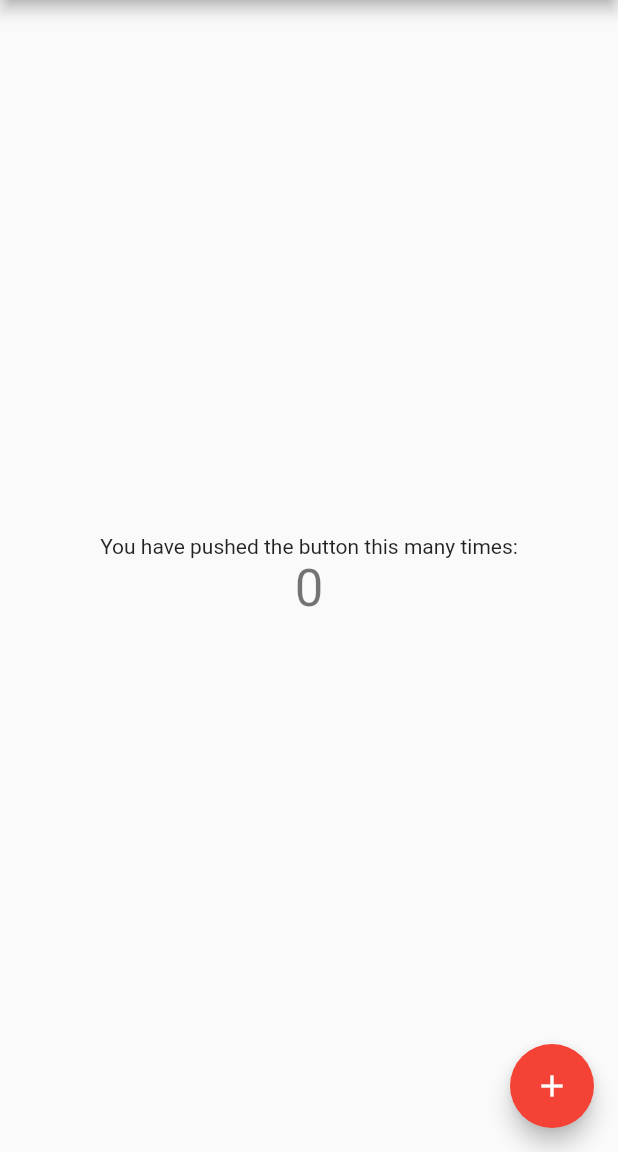
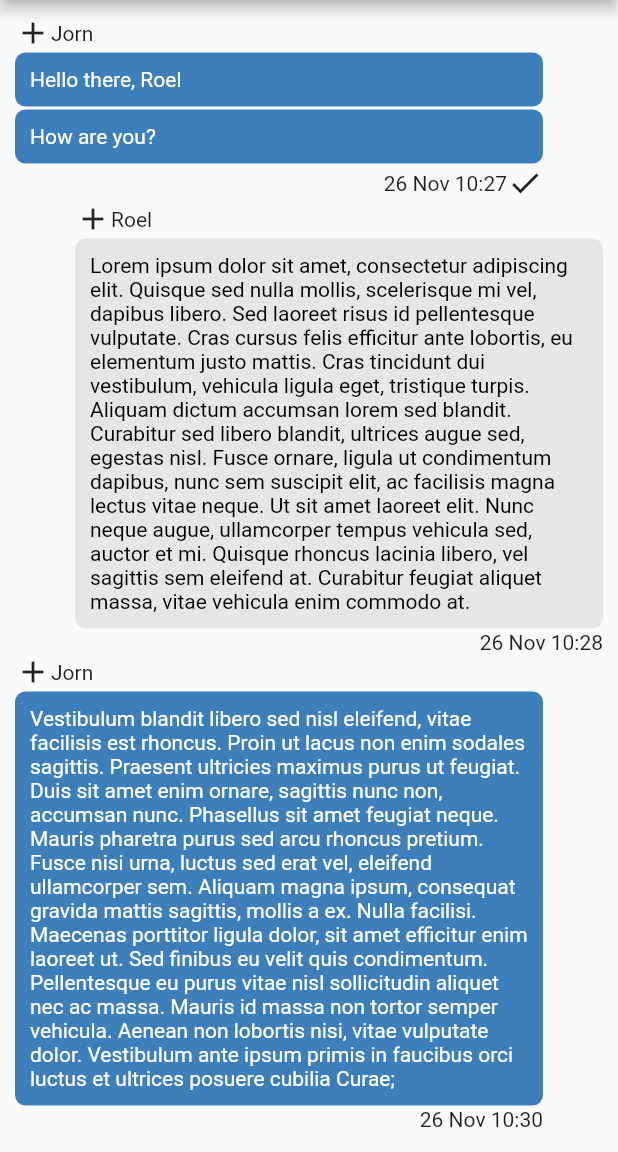
Before and after one commit to jorn86/worcade-flutter, a Flutter app: the screen it shows after launch, on a phone screen of 412 x 824 dp, the part 84-1236 px from its top. Run offline on Flutter 3.47's test engine with Material 2 defaults, Android fonts, the phone set to English and light mode, and no system bars.

Commit message:
Implement conversation content

```diff
--- a/analysis_options.yaml
+++ b/analysis_options.yaml
@@ -38,7 +38,6 @@ linter:
     - prefer_is_not_empty
     - recursive_getters
     - slash_for_doc_comments
-    - sort_constructors_first
     - super_goes_last
     - test_types_in_equals
     - throw_in_finally
--- /dev/null
+++ b/lib/content.dart
@@ -0,0 +1,45 @@
+import 'package:flutter/material.dart';
+import 'package:worcadeflutter/content_footer.dart';
+import 'package:worcadeflutter/message.dart';
+import 'package:worcadeflutter/sender.dart';
+
+const _left = EdgeInsets.only(left: 10, right: 50);
+const _right = EdgeInsets.only(left: 50, right: 10);
+
+class ContentWidget extends StatelessWidget {
+  final Content content;
+
+  const ContentWidget({
+    Key key,
+    this.content,
+  }) : super(key: key);
+
+  @override
+  Widget build(BuildContext context) {
+    return Container(
+      child: Column(
+        children: _children(),
+      ),
+      margin: content.mine ? _right : _left,
+    );
+  }
+
+  List<Widget> _children() {
+    var children = <Widget>[];
+    children.add(Sender(sourceName: content.sourceName));
+    for (var message in content.messages) {
+      children.add(MessageWidget(message: message, mine: content.mine));
+    }
+    children.add(ContentFooterWidget(data: content.footer));
+    return children;
+  }
+}
+
+class Content {
+  final String sourceName;
+  final List<Message> messages;
+  final bool mine;
+  final ContentFooter footer;
+
+  Content({this.messages, this.sourceName, this.mine, this.footer});
+}
--- /dev/null
+++ b/lib/content_footer.dart
@@ -0,0 +1,32 @@
+import 'package:flutter/material.dart';
+import 'package:intl/intl.dart';
+
+final _formatter = DateFormat('dd MMM HH:mm', 'en_US');
+
+class ContentFooterWidget extends StatelessWidget {
+  final ContentFooter data;
+
+  const ContentFooterWidget({Key key, this.data}) : super(key: key);
+
+  @override
+  Widget build(BuildContext context) {
+    return Row(
+      mainAxisAlignment: MainAxisAlignment.end,
+      children: _widgets(),
+    );
+  }
+
+  List<Widget> _widgets() {
+    var result = <Widget>[];
+    result.add(Text(_formatter.format(data.time)));
+    if (data.isRead) result.add(Icon(Icons.check));
+    return result;
+  }
+}
+
+class ContentFooter {
+  final DateTime time;
+  final bool isRead;
+
+  ContentFooter({this.time, this.isRead});
+}
--- a/lib/main.dart
+++ b/lib/main.dart
@@ -1,4 +1,7 @@
 import 'package:flutter/material.dart';
+import 'package:worcadeflutter/content.dart';
+import 'package:worcadeflutter/content_footer.dart';
+import 'package:worcadeflutter/message.dart';
 
 void main() => runApp(new MyApp());
 
@@ -43,19 +46,6 @@ class MyHomePage extends StatefulWidget {
 }
 
 class _MyHomePageState extends State<MyHomePage> {
-  int _counter = 0;
-
-  void _incrementCounter() {
-    setState(() {
-      // This call to setState tells the Flutter framework that something has
-      // changed in this State, which causes it to rerun the build method below
-      // so that the display can reflect the updated values. If we changed
-      // _counter without calling setState(), then the build method would not be
-      // called again, and so nothing would appear to happen.
-      _counter++;
-    });
-  }
-
   @override
   Widget build(BuildContext context) {
     // This method is rerun every time setState is called, for instance as done
@@ -70,40 +60,47 @@ class _MyHomePageState extends State<MyHomePage> {
         // the App.build method, and use it to set our appbar title.
         title: new Text(widget.title),
       ),
-      body: new Center(
-        // Center is a layout widget. It takes a single child and positions it
-        // in the middle of the parent.
-        child: new Column(
-          // Column is also layout widget. It takes a list of children and
-          // arranges them vertically. By default, it sizes itself to fit its
-          // children horizontally, and tries to be as tall as its parent.
-          //
-          // Invoke "debug paint" (press "p" in the console where you ran
-          // "flutter run", or select "Toggle Debug Paint" from the Flutter tool
-          // window in IntelliJ) to see the wireframe for each widget.
-          //
-          // Column has various properties to control how it sizes itself and
-          // how it positions its children. Here we use mainAxisAlignment to
-          // center the children vertically; the main axis here is the vertical
-          // axis because Columns are vertical (the cross axis would be
-          // horizontal).
-          mainAxisAlignment: MainAxisAlignment.center,
-          children: <Widget>[
-            new Text(
-              'You have pushed the button this many times:',
+      body: Container(
+          child: ListView(children: [
+            ContentWidget(
+              content: Content(
+                sourceName: 'Jorn',
+                messages: [
+                  Message('Hello there, Roel'),
+                  Message('How are you?'),
+                ],
+                mine: false,
+                footer: ContentFooter(
+                    time: DateTime.now().subtract(Duration(minutes: 3)),
+                    isRead: true),
+              ),
             ),
-            new Text(
-              '$_counter',
-              style: Theme.of(context).textTheme.display1,
+            ContentWidget(
+              content: Content(
+                sourceName: 'Roel',
+                messages: [
+                  Message(
+                      'Lorem ipsum dolor sit amet, consectetur adipiscing elit. Quisque sed nulla mollis, scelerisque mi vel, dapibus libero. Sed laoreet risus id pellentesque vulputate. Cras cursus felis efficitur ante lobortis, eu elementum justo mattis. Cras tincidunt dui vestibulum, vehicula ligula eget, tristique turpis. Aliquam dictum accumsan lorem sed blandit. Curabitur sed libero blandit, ultrices augue sed, egestas nisl. Fusce ornare, ligula ut condimentum dapibus, nunc sem suscipit elit, ac facilisis magna lectus vitae neque. Ut sit amet laoreet elit. Nunc neque augue, ullamcorper tempus vehicula sed, auctor et mi. Quisque rhoncus lacinia libero, vel sagittis sem eleifend at. Curabitur feugiat aliquet massa, vitae vehicula enim commodo at.'),
+                ],
+                mine: true,
+                footer: ContentFooter(
+                    time: DateTime.now().subtract(Duration(seconds: 65)),
+                    isRead: false),
+              ),
             ),
-          ],
-        ),
-      ),
-      floatingActionButton: new FloatingActionButton(
-        onPressed: _incrementCounter,
-        tooltip: 'Increment',
-        child: new Icon(Icons.add),
-      ), // This trailing comma makes auto-formatting nicer for build methods.
+            ContentWidget(
+              content: Content(
+                sourceName: 'Jorn',
+                messages: [
+                  Message(
+                      'Vestibulum blandit libero sed nisl eleifend, vitae facilisis est rhoncus. Proin ut lacus non enim sodales sagittis. Praesent ultricies maximus purus ut feugiat. Duis sit amet enim ornare, sagittis nunc non, accumsan nunc. Phasellus sit amet feugiat neque. Mauris pharetra purus sed arcu rhoncus pretium. Fusce nisi urna, luctus sed erat vel, eleifend ullamcorper sem. Aliquam magna ipsum, consequat gravida mattis sagittis, mollis a ex. Nulla facilisi. Maecenas porttitor ligula dolor, sit amet efficitur enim laoreet ut. Sed finibus eu velit quis condimentum. Pellentesque eu purus vitae nisl sollicitudin aliquet nec ac massa. Mauris id massa non tortor semper vehicula. Aenean non lobortis nisi, vitae vulputate dolor. Vestibulum ante ipsum primis in faucibus orci luctus et ultrices posuere cubilia Curae;'),
+                ],
+                mine: false,
+                footer: ContentFooter(time: DateTime.now(), isRead: false),
+              ),
+            ),
+          ]),
+          margin: EdgeInsets.symmetric(vertical: 10)),
     );
   }
 }
--- /dev/null
+++ b/lib/message.dart
@@ -0,0 +1,42 @@
+import 'package:flutter/material.dart';
+
+const _mine = Color.fromARGB(255, 230, 230, 230);
+const _notMine = Color.fromARGB(255, 60, 127, 186);
+
+class MessageWidget extends StatelessWidget {
+  final Message message;
+  final bool mine;
+
+  const MessageWidget({
+    Key key,
+    this.message,
+    this.mine,
+  }) : super(key: key);
+
+  @override
+  Widget build(BuildContext context) {
+    return Container(
+      child: Column(
+        children: <Widget>[
+          Text(
+            message.message,
+            softWrap: true,
+            style: TextStyle(color: mine ? Colors.black : Colors.white),
+          )
+        ],
+        crossAxisAlignment: CrossAxisAlignment.stretch,
+      ),
+      padding: EdgeInsets.all(10),
+      margin: EdgeInsets.symmetric(vertical: 1),
+      decoration: BoxDecoration(
+          color: mine ? _mine : _notMine,
+          borderRadius: BorderRadius.all(const Radius.circular(7))),
+    );
+  }
+}
+
+class Message {
+  final String message;
+
+  Message(this.message);
+}
--- /dev/null
+++ b/lib/sender.dart
@@ -0,0 +1,23 @@
+import 'package:flutter/material.dart';
+
+class Sender extends StatelessWidget {
+  final String sourceName;
+
+  const Sender({
+    Key key,
+    this.sourceName,
+  }) : super(key: key);
+
+  @override
+  Widget build(BuildContext context) {
+    return Container(
+
+      child: Row(
+        children: <Widget>[
+          Icon(Icons.add),
+          Text(sourceName),
+        ],
+      ),
+    );
+  }
+}
--- a/pubspec.yaml
+++ b/pubspec.yaml
@@ -19,6 +19,8 @@ dependencies:
   # The following adds the Cupertino Icons font to your application.
   # Use with the CupertinoIcons class for iOS style icons.
   cupertino_icons: ^0.1.2
+
+  intl: ^0.15.7
 
 dev_dependencies:
   flutter_test:
```
